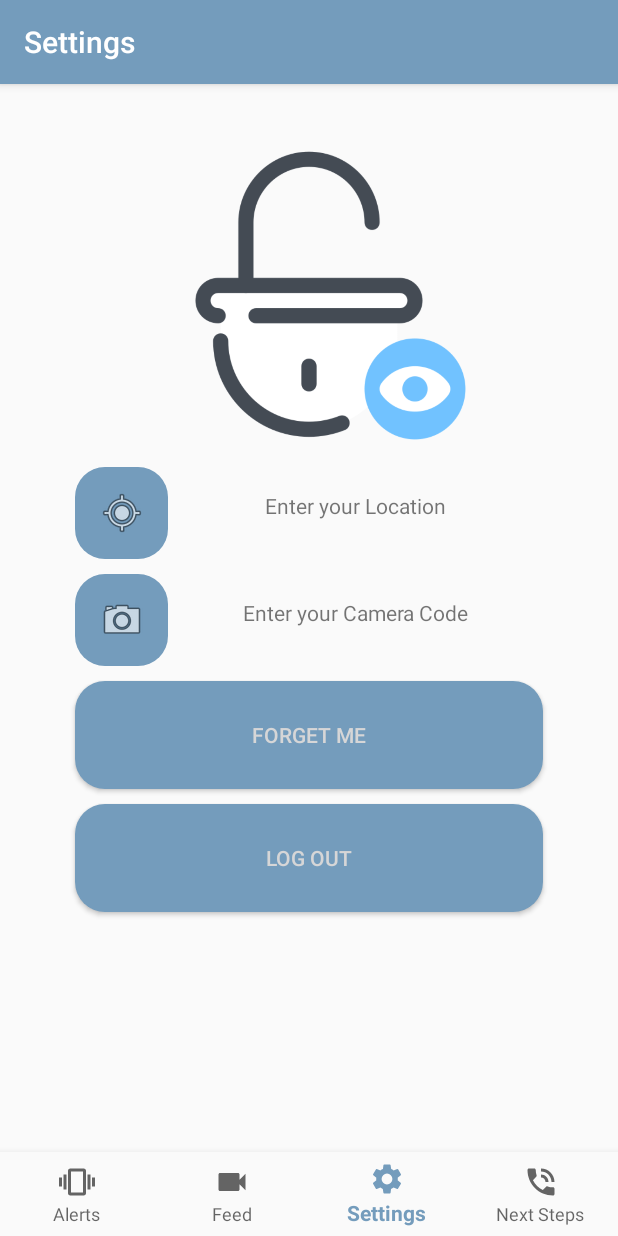
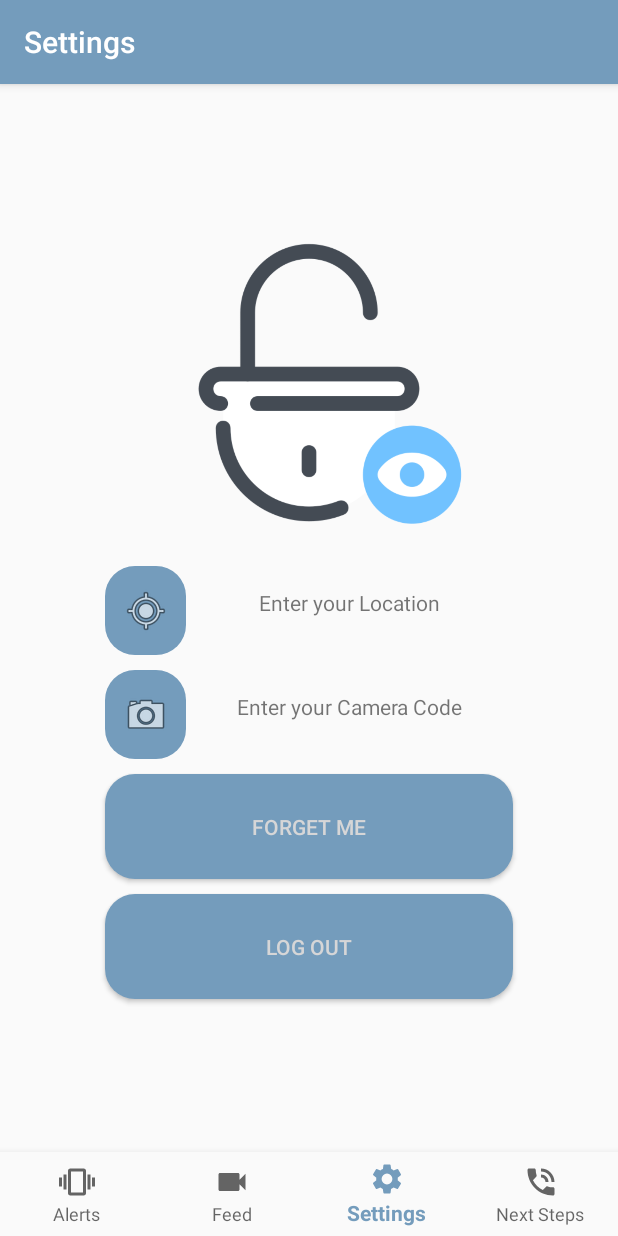
Before and after one commit to FDSMPS/FDSMPS-android, an Android app: the SettingsFragment screen opened through its navigation route, on a phone screen of 412 x 824 dp. Run offline under Robolectric (Android 15) with nearby library versions, the phone set to English and light mode, and no system bars; our stand-ins replace Firebase (no records; nobody signed in at launch, a user with empty details on screens opened directly), navigation-ui; libraries missing offline, so code that uses them is left out: com.google.zxing.integration.

```diff
--- a/app/src/main/res/layout/fragment_settings.xml
+++ b/app/src/main/res/layout/fragment_settings.xml
@@ -8,11 +8,22 @@ android:orientation="vertical"
 android:layout_height="match_parent"
 tools:context="ca.ualberta.dorsa.seccam.activities.LogActivity">
 
+    <TextView
+        android:onClick="logOut"
+        android:layout_weight="0.75"
+        android:layout_marginLeft="70dp"
+        android:layout_marginRight="70dp"
+        android:layout_marginTop="10dp"
+        android:layout_height="0dp"
+        android:layout_width="match_parent" />
+
+
     <androidx.appcompat.widget.AppCompatImageView
         android:layout_weight="3"
         android:layout_marginTop="30dp"
         android:layout_height="0dp"
         app:srcCompat="@drawable/logo_transparent"
+        android:layout_marginBottom="10dp"
         android:layout_width="match_parent"
         android:inputType="textPassword" />
 
@@ -20,8 +31,8 @@ tools:context="ca.ualberta.dorsa.seccam.activities.LogActivity">
         android:layout_width="match_parent"
         android:weightSum="5"
         android:orientation="horizontal"
-        android:layout_marginLeft="50dp"
-        android:layout_marginRight="50dp"
+        android:layout_marginLeft="70dp"
+        android:layout_marginRight="70dp"
         android:layout_weight="1"
         android:layout_height="0dp">
 
@@ -51,8 +62,8 @@ tools:context="ca.ualberta.dorsa.seccam.activities.LogActivity">
         android:weightSum="5"
 
         android:orientation="horizontal"
-        android:layout_marginLeft="50dp"
-        android:layout_marginRight="50dp"
+        android:layout_marginLeft="70dp"
+        android:layout_marginRight="70dp"
         android:layout_weight="1"
         android:layout_height="0dp">
 
@@ -83,8 +94,8 @@ tools:context="ca.ualberta.dorsa.seccam.activities.LogActivity">
         android:onClick="forgetMe"
         android:text="@string/forget_me"
         android:layout_weight="1"
-        android:layout_marginLeft="50dp"
-        android:layout_marginRight="50dp"
+        android:layout_marginLeft="70dp"
+        android:layout_marginRight="70dp"
         android:layout_marginTop="10dp"
 
         android:textColor="@color/places_text_white_alpha_87"
@@ -96,8 +107,8 @@ tools:context="ca.ualberta.dorsa.seccam.activities.LogActivity">
         android:onClick="logOut"
         android:text="Log out"
         android:layout_weight="1"
-        android:layout_marginLeft="50dp"
-        android:layout_marginRight="50dp"
+        android:layout_marginLeft="70dp"
+        android:layout_marginRight="70dp"
         android:layout_marginTop="10dp"
         android:textColor="@color/places_text_white_alpha_87"
         android:layout_height="0dp"
```
Lines whose indentation alone changed are shown as unchanged.
